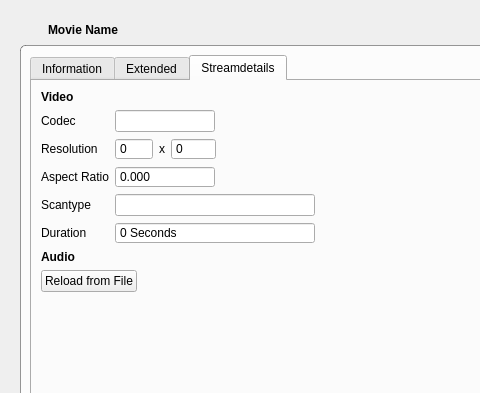
The window that movies/MovieWidget.ui (Komet/MediaElch) describes before a commit, drawn with Qt 5; both pictures show x 0 to 480 and y 0 to 393 of the 934 by 804 pixel window.
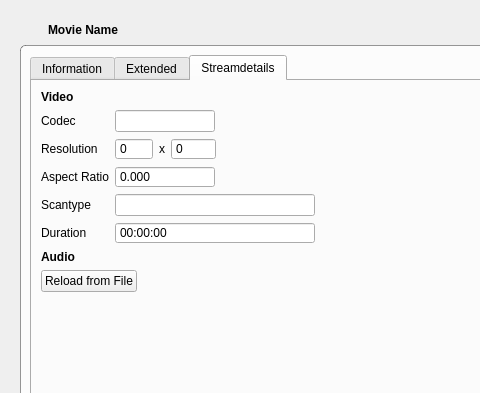
The same window after the commit. The open tabs and pages were chosen to show the change. Icons and pictures are not drawn. Custom widgets are drawn as their Qt base class.

Commit message: Fixes #150 Time format in StreamDetails changed to hh:mm:ss

The edit to the form file:
```diff
--- a/movies/MovieWidget.ui
+++ b/movies/MovieWidget.ui
@@ -998,7 +998,7 @@
                </widget>
               </item>
               <item row="5" column="1">
-               <widget class="QSpinBox" name="videoDuration">
+               <widget class="QTimeEdit" name="videoDuration">
                 <property name="maximumSize">
                  <size>
                   <width>200</width>
@@ -1008,11 +1008,8 @@
                 <property name="buttonSymbols">
                  <enum>QAbstractSpinBox::NoButtons</enum>
                 </property>
-                <property name="suffix">
-                 <string> Seconds</string>
-                </property>
-                <property name="maximum">
-                 <number>99999</number>
+                <property name="displayFormat">
+                 <string>HH:mm:ss</string>
                 </property>
                </widget>
               </item>
```
Left out of the diff: 3 changed lines with no effect on the pictures. The commit also changes 5 other files.
